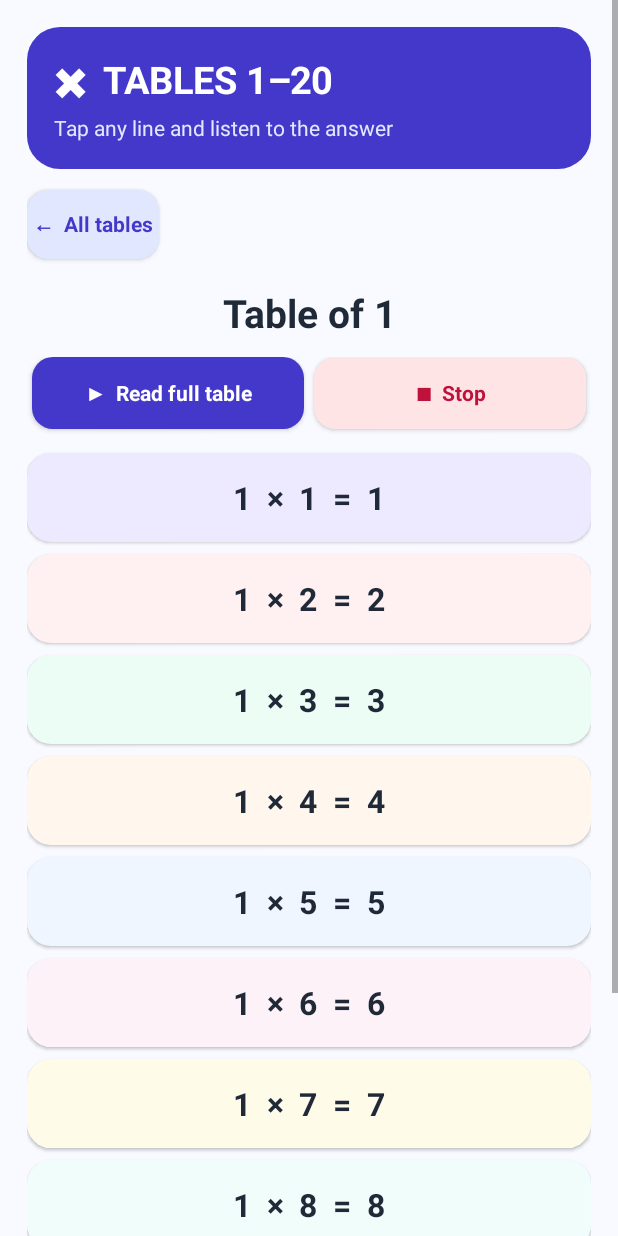
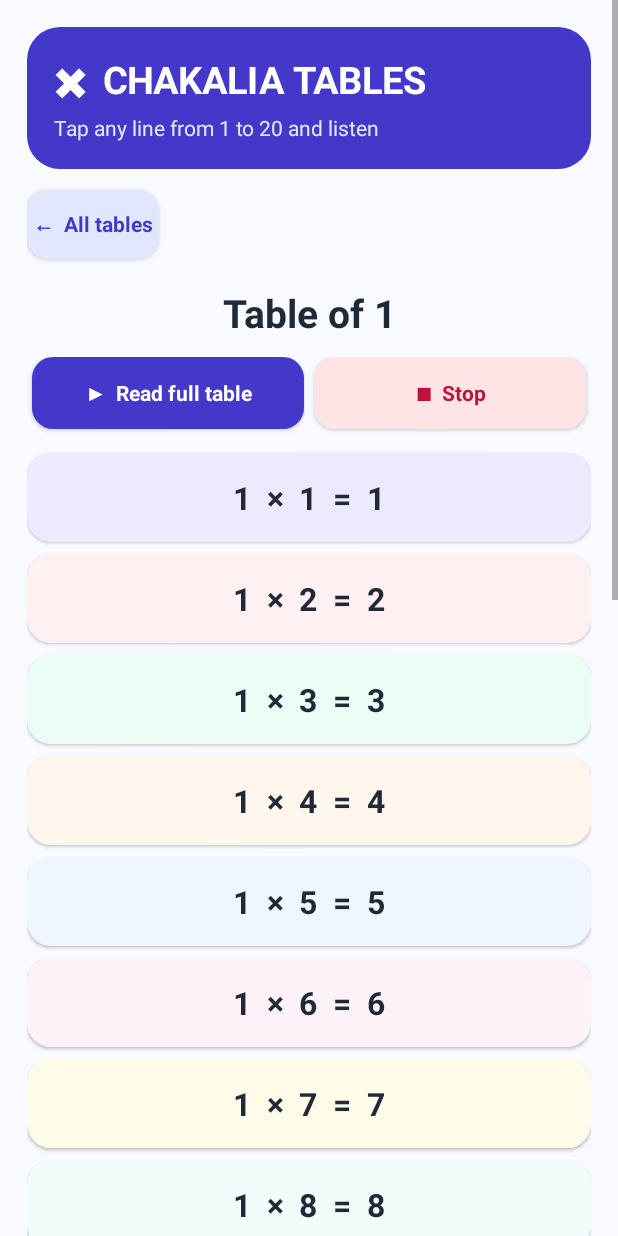
Before and after one commit to durgachakalia/MultiplicationTables, an Android app: the screen it shows after launch (MainActivity), after a tap on an icon or button, on a phone screen of 412 x 824 dp. Run offline under Robolectric (Android 15) with nearby library versions, the phone set to English and light mode, and no system bars.

Commit message:
Add files via upload

```diff
--- a/app/src/main/java/com/durgalearning/tables/MainActivity.java
+++ b/app/src/main/java/com/durgalearning/tables/MainActivity.java
@@ -75,7 +75,7 @@ public class MainActivity extends Activity {
     }
 
     private void addHeader(String subtitle) {
-        TextView title = text("✖  TABLES 1–20", 25, Color.WHITE, true);
+        TextView title = text("✖  CHAKALIA TABLES", 25, Color.WHITE, true);
         title.setGravity(Gravity.CENTER_VERTICAL);
         title.setPadding(dp(18), dp(18), dp(18), dp(5));
         TextView sub = text(subtitle, 14, 0xFFE0E7FF, false);
@@ -115,7 +115,7 @@ public class MainActivity extends Activity {
             grid.addView(tile, lp);
         }
         root.addView(grid);
-        TextView footer = text("Tap a table line to hear it spoken aloud.", 14, 0xFF64748B, false);
+        TextView footer = text("Every table runs from ×1 to ×20. Tap a line to hear it spoken aloud.", 14, 0xFF64748B, false);
         footer.setPadding(0, dp(18), 0, dp(4));
         root.addView(footer);
     }
@@ -123,7 +123,7 @@ public class MainActivity extends Activity {
     private void showTable(int number) {
         currentTable = number;
         page();
-        addHeader("Tap any line and listen to the answer");
+        addHeader("Tap any line from 1 to 20 and listen");
         Button back = button("←  All tables", 0xFFE0E7FF, purple);
         back.setOnClickListener(v -> showHome());
         LinearLayout.LayoutParams bp = new LinearLayout.LayoutParams(-2, dp(46));
@@ -146,7 +146,7 @@ public class MainActivity extends Activity {
         speakAll.setOnClickListener(v -> speakFullTable(number));
         stop.setOnClickListener(v -> { if (tts != null) tts.stop(); });
 
-        for (int i = 1; i <= 10; i++) {
+        for (int i = 1; i <= 20; i++) {
             final int multiplier = i;
             int result = number * i;
             TextView row = text(number + "  ×  " + i + "  =  " + result, 21, ink, true);
@@ -184,7 +184,7 @@ public class MainActivity extends Activity {
 
     private void speakFullTable(int number) {
         StringBuilder words = new StringBuilder("The table of ").append(number).append(". ");
-        for (int i = 1; i <= 10; i++)
+        for (int i = 1; i <= 20; i++)
             words.append(number).append(" times ").append(i).append(" equals ").append(number * i).append(". ");
         speak(words.toString());
     }
--- a/app/src/main/res/values/strings.xml
+++ b/app/src/main/res/values/strings.xml
@@ -1,3 +1,3 @@
 <resources>
-    <string name="app_name">Tables 1 to 20</string>
+    <string name="app_name">Chakalia Tables</string>
 </resources>
```
Also changed, not shown: app/src/main/res/drawable/ic_launcher_foreground.xml (+6 -6 lines), app/src/main/res/mipmap-hdpi/ic_launcher.png, app/src/main/res/mipmap-mdpi/ic_launcher.png, app/src/main/res/mipmap-xhdpi/ic_launcher.png, app/src/main/res/mipmap-xxhdpi/ic_launcher.png, app/src/main/res/mipmap-xxxhdpi/ic_launcher.png, 1 other file.
